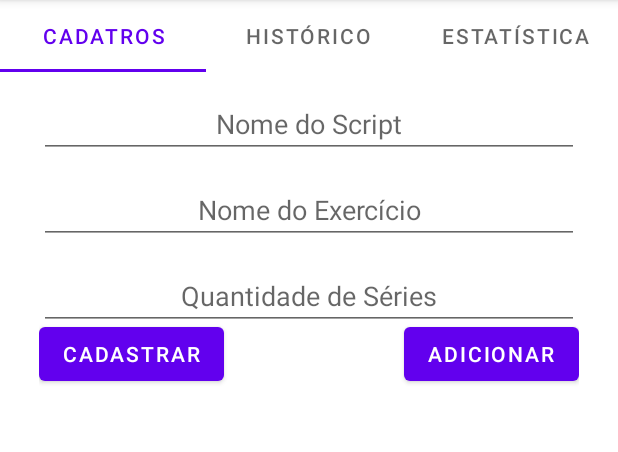
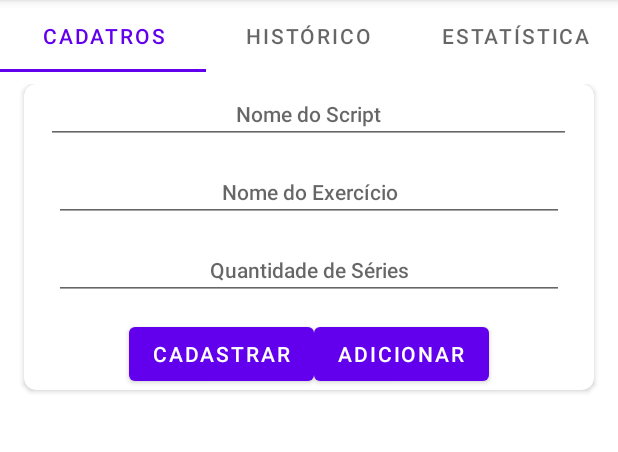
Before and after one commit to franciscothiagoufc/desmob_ufcqxd_2022_apptreinos, an Android app: the CadastroFragment screen opened directly, with no data from a screen before it, on a phone screen of 412 x 824 dp, the part 84-536 px from its top. Run offline under Robolectric (Android 15) with nearby library versions, the phone set to English and light mode, and no system bars.

Commit message:
Redesign das telas.

```diff
--- a/app/build.gradle
+++ b/app/build.gradle
@@ -40,4 +40,5 @@ dependencies {
     testImplementation 'junit:junit:4.13.2'
     androidTestImplementation 'androidx.test.ext:junit:1.1.3'
     androidTestImplementation 'androidx.test.espresso:espresso-core:3.4.0'
+    implementation("androidx.cardview:cardview:1.0.0")
 }
--- a/app/src/main/java/br/com/ufc/qxd/desmob/apptreino/InicialActivity.kt
+++ b/app/src/main/java/br/com/ufc/qxd/desmob/apptreino/InicialActivity.kt
@@ -5,6 +5,7 @@ import androidx.appcompat.app.AppCompatActivity
 import android.os.Bundle
 import android.util.Log
 import android.widget.Button
+import android.widget.ImageButton
 import androidx.activity.result.ActivityResult
 import androidx.activity.result.contract.ActivityResultContracts
 import androidx.recyclerview.widget.GridLayoutManager
@@ -18,7 +19,7 @@ import br.com.ufc.qxd.desmob.apptreino.treino.Script
 import br.com.ufc.qxd.desmob.apptreino.utils.Utils
 
 class InicialActivity : AppCompatActivity() {
-    private lateinit var edtScripts: Button;
+    private lateinit var edtScripts: ImageButton;
     private lateinit var scriptRecycle: RecyclerView;
     private lateinit var layoutManger: LinearLayoutManager;
     private lateinit var scriptAdapter: InicialScriptsAdapter;
--- a/app/src/main/res/layout/fragment_cadastro.xml
+++ b/app/src/main/res/layout/fragment_cadastro.xml
@@ -3,90 +3,65 @@
     xmlns:tools="http://schemas.android.com/tools"
     android:layout_width="match_parent"
     android:layout_height="match_parent"
-    tools:context=".CadastroFragment">
+    tools:context=".CadastroFragment"
+    xmlns:cardview="http://schemas.android.com/apk/res-auto">
     <LinearLayout
-        android:layout_marginTop="12dp"
+        android:layout_marginTop="8dp"
         android:layout_width="match_parent"
         android:layout_height="match_parent"
-        android:orientation="vertical"
-        android:gravity="center_horizontal">
-        <RelativeLayout
-            android:layout_width="360dp"
-            android:layout_height="200dp">
+        android:orientation="vertical">
+        <androidx.cardview.widget.CardView
+            android:layout_width="380dp"
+            android:layout_height="wrap_content"
+            cardview:cardCornerRadius="8dp"
+            android:layout_gravity="center"
+            android:outlineAmbientShadowColor="@color/material_dynamic_neutral90">
             <LinearLayout
                 android:layout_width="match_parent"
                 android:layout_height="wrap_content"
+                android:gravity="center_horizontal"
                 android:orientation="vertical">
-                <EditText
+                <EditText style="@style/TextAppearance.AppCompat.Widget.ActionBar.Menu"
                     android:id="@+id/treinos_cadastro_script"
-                    android:layout_width="match_parent"
+                    android:layout_width="350dp"
                     android:layout_height="wrap_content"
                     android:hint="Nome do Script"
                     android:textAlignment="center" />
-                <EditText
+                <EditText style="@style/TextAppearance.AppCompat.Widget.ActionBar.Menu"
                     android:id="@+id/treinos_cadastro_exercicio"
-                    android:layout_width="match_parent"
+                    android:layout_width="340dp"
                     android:layout_height="wrap_content"
                     android:hint="Nome do Exercício"
                     android:layout_marginTop="12dp"
                     android:textAlignment="center" />
-                <EditText
+                <EditText style="@style/TextAppearance.AppCompat.Widget.ActionBar.Menu"
                     android:id="@+id/treinos_cadastro_serie"
-                    android:layout_width="match_parent"
+                    android:layout_width="340dp"
                     android:layout_height="wrap_content"
                     android:hint="Quantidade de Séries"
                     android:layout_marginTop="12dp"
                     android:textAlignment="center"
                     android:inputType="number"/>
-            </LinearLayout>
+                <LinearLayout
+                    android:layout_width="match_parent"
+                    android:layout_height="match_parent"
+                    android:gravity="center_horizontal">
                     <Button
                         android:layout_width="wrap_content"
                         android:layout_height="wrap_content"
+                        android:layout_alignParentLeft="true"
                         android:layout_marginTop="12dp"
                         android:text="Cadastrar"
-                android:textAlignment="center"
-                android:layout_alignParentBottom="true"
-                android:layout_alignParentLeft="true"/>
+                        android:textAlignment="center" />
                     <Button
                         android:layout_width="wrap_content"
                         android:layout_height="wrap_content"
                         android:layout_marginTop="12dp"
                         android:text="Adicionar"
                         android:textAlignment="center"
-                android:layout_alignParentBottom="true"
                         android:layout_alignParentRight="true"/>
-            <!--<EditText
-                android:id="@+id/treinos_cadastro_series"
-                android:layout_width="110dp"
-                android:layout_height="wrap_content"
-                android:layout_alignParentLeft="true"
-                android:layout_alignParentBottom="true"
-                android:hint="Séries"
-                android:textAlignment="center"
-                android:inputType="number"/>
-            <EditText
-                android:id="@+id/treinos_cadastro_repeticoes"
-                android:layout_width="110dp"
-                android:layout_height="wrap_content"
-                android:hint="Repetições"
-                android:textAlignment="center"
-                android:layout_alignParentBottom="true"
-                android:layout_alignParentRight="true"
-                android:inputType="number"/>
-
-            <EditText
-                android:id="@+id/treinos_cadastro_peso"
-                android:layout_width="110dp"
-                android:layout_height="wrap_content"
-                android:layout_alignParentBottom="true"
-                android:layout_centerHorizontal="true"
-                android:hint="Repetições"
-                android:inputType="number"
-                android:textAlignment="center" />-->
-        </RelativeLayout>
-        <ListView
-            android:id="@+id/treinos_cadastro_listview"
-            android:layout_width="match_parent"
-            android:layout_height="match_parent"/>
+                </LinearLayout>
+            </LinearLayout>
+        </androidx.cardview.widget.CardView>
     </LinearLayout>
 </FrameLayout>
```
Also changed, not shown: app/src/main/res/drawable-anydpi/treinos_config_action.xml (added, +11 -0 lines), app/src/main/res/layout/activity_inicial.xml (+4 -4 lines), app/src/main/res/layout/iniciar_script_item.xml (+12 -5 lines), app/src/main/res/layout/treinos_historico_item.xml (+9 -8 lines), app/src/main/res/drawable-hdpi/treinos_config_action.png (added), app/src/main/res/drawable-mdpi/treinos_config_action.png (added), app/src/main/res/drawable-xhdpi/treinos_config_action.png (added), app/src/main/res/drawable-xxhdpi/treinos_config_action.png (added). Lines whose indentation alone changed are shown as unchanged.
